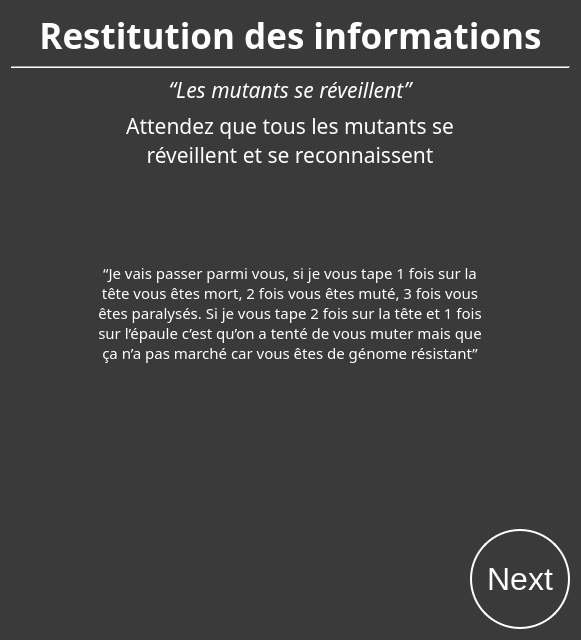
Old version of the form SporzOBC-WAL/code/resources/Phases/Night/Mutant/recap.ui in the repository Eben-Epi/SporzOBC.
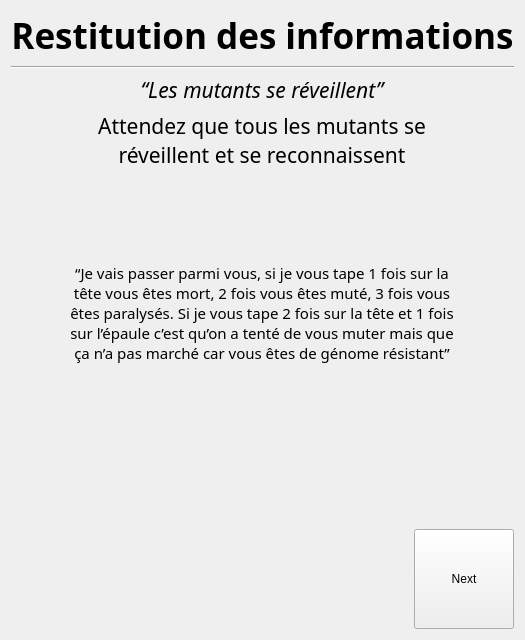
New version of the form.

Commit message: Changed style management of application (will need to use scratchpad pour a lot of night ui views)

What changed in the file:
```diff
--- a/SporzOBC-WAL/code/resources/Phases/Night/Mutant/recap.ui
+++ b/SporzOBC-WAL/code/resources/Phases/Night/Mutant/recap.ui
@@ -6,30 +6,20 @@
    <rect>
     <x>0</x>
     <y>0</y>
-    <width>581</width>
+    <width>480</width>
     <height>640</height>
    </rect>
   </property>
+  <property name="sizePolicy">
+   <sizepolicy hsizetype="Preferred" vsizetype="Preferred">
+    <horstretch>0</horstretch>
+    <verstretch>0</verstretch>
+   </sizepolicy>
+  </property>
   <property name="windowTitle">
    <string>Form</string>
   </property>
-  <property name="styleSheet">
-   <string notr="true">#MutantsRecap  {
-    background-color: rgb(58, 58, 58);;
-    }
-
-QLabel {
-	color:white;
-}
-
-QPushButton  {
-    border: 2px solid white;
-    background-color: rgb(58, 58, 58);
-    padding: 10px 10px;
-    font-size: 32px;
-	color:white;
-    border-radius: 50px;
-}</string>
+  <property name="styleSheet"><string notr="true"/>
   </property>
   <layout class="QGridLayout" name="gridLayout">
    <item row="0" column="0" rowspan="3" colspan="2">
```
The commit also changes 109 other files.
